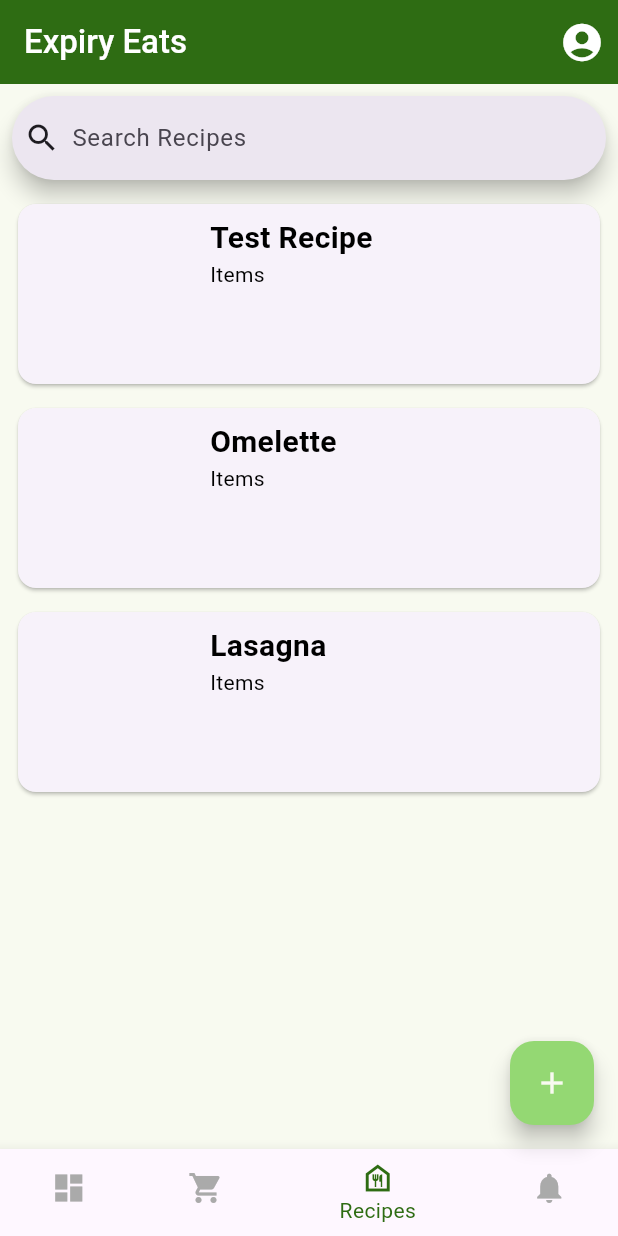
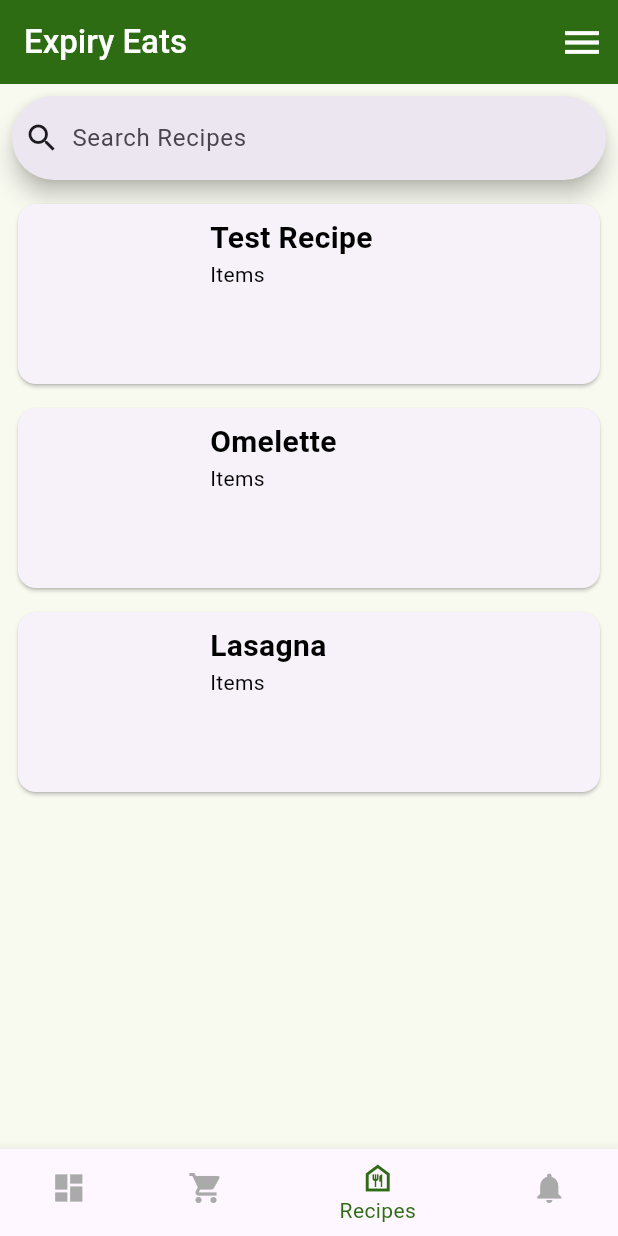
Before and after one commit to ExpiryEats/ExpiryEats, a Flutter app: the HomeScreen screen opened directly, swiped to page 3, on a phone screen of 412 x 824 dp. Run offline on Flutter 3.47's test engine with Material 3 defaults, Android fonts, the light colour scheme and no system bars; missing offline and left inert: fading_edge_scrollview, postgres.

Commit message:
Profile Icon changes as well as minor changes to screens

```diff
--- a/lib/screens/dashboard_screen.dart
+++ b/lib/screens/dashboard_screen.dart
@@ -1,5 +1,4 @@
 import 'package:flutter/material.dart';
-import 'package:expiry_eats/colors.dart';
 
 class DashboardScreen extends StatelessWidget {
   const DashboardScreen({super.key});
--- a/lib/screens/home_screen.dart
+++ b/lib/screens/home_screen.dart
@@ -3,7 +3,6 @@ import 'package:flutter/material.dart';
 import 'package:expiry_eats/colors.dart';
 import 'package:expiry_eats/widgets/app_bar.dart';
 import 'package:expiry_eats/screens/dashboard_screen.dart';
-import 'package:expiry_eats/screens/profile_screen.dart';
 import 'package:expiry_eats/screens/inventory_screen.dart';
 import 'package:expiry_eats/screens/notification_screen.dart';
 
@@ -81,11 +80,6 @@ class HomeScreenState extends State<HomeScreen> {
         onTap: onTapHandler,
         items: _bottomNavigationBarItems,
       ),
-      floatingActionButton: FloatingActionButton(
-          onPressed: () {},
-          foregroundColor: AppTheme.surface,
-          backgroundColor: AppTheme.primary80,
-          child: Icon(Icons.add)),
     );
   }
 }
--- a/lib/screens/inventory_screen.dart
+++ b/lib/screens/inventory_screen.dart
@@ -1,3 +1,4 @@
+import 'package:expiry_eats/colors.dart';
 import 'package:flutter/material.dart';
 import 'package:expiry_eats/item.dart';
 import 'package:expiry_eats/managers/inventory_manager.dart';
@@ -39,6 +40,7 @@ class InventoryScreenState extends State<InventoryScreen> {
   @override
   Widget build(BuildContext context) {
     return Scaffold(
+      backgroundColor: AppTheme.surface,
       body: Column(
         children: [
           Padding(
@@ -73,6 +75,9 @@ class InventoryScreenState extends State<InventoryScreen> {
       ),
       floatingActionButtonLocation: FloatingActionButtonLocation.centerFloat,
       floatingActionButton: FloatingActionButton(
+        backgroundColor: AppTheme.primary40,
+        foregroundColor: AppTheme.surface,
+        hoverColor: AppTheme.primary80,
         onPressed: () {
           setState(() {
             final newImagePath = 'assets/testing_image.jpg';
--- a/lib/screens/login_screen.dart
+++ b/lib/screens/login_screen.dart
@@ -1,5 +1,4 @@
 import 'package:expiry_eats/colors.dart';
-import 'package:expiry_eats/widgets/app_bar.dart';
 import 'package:flutter/material.dart';
 import 'home_screen.dart';
 import 'register_screen.dart';
@@ -36,7 +35,6 @@ class LoginScreen extends StatelessWidget {
     }
 
     return Scaffold(
-      appBar: Constants.customAppBar(context: context, title: 'Expiry Eats'),
       body: Container(
         color: AppTheme.primary80,
         padding: const EdgeInsets.all(16.0),
--- a/lib/widgets/app_bar.dart
+++ b/lib/widgets/app_bar.dart
@@ -15,7 +15,7 @@ class Constants {
         ),
         actions: [
           PopupMenuButton<String>(
-            icon: const Icon(Icons.account_circle, size: 30.0), // Profile Icon
+            icon: const Icon(Icons.menu, size: 30.0), // Profile Icon
             onSelected: (String value) {
               if (value == "Profile") {
                 Navigator.push(
```
Also changed, not shown: lib/screens/item_info_screen.dart (+1 -6 lines), pubspec.lock.
